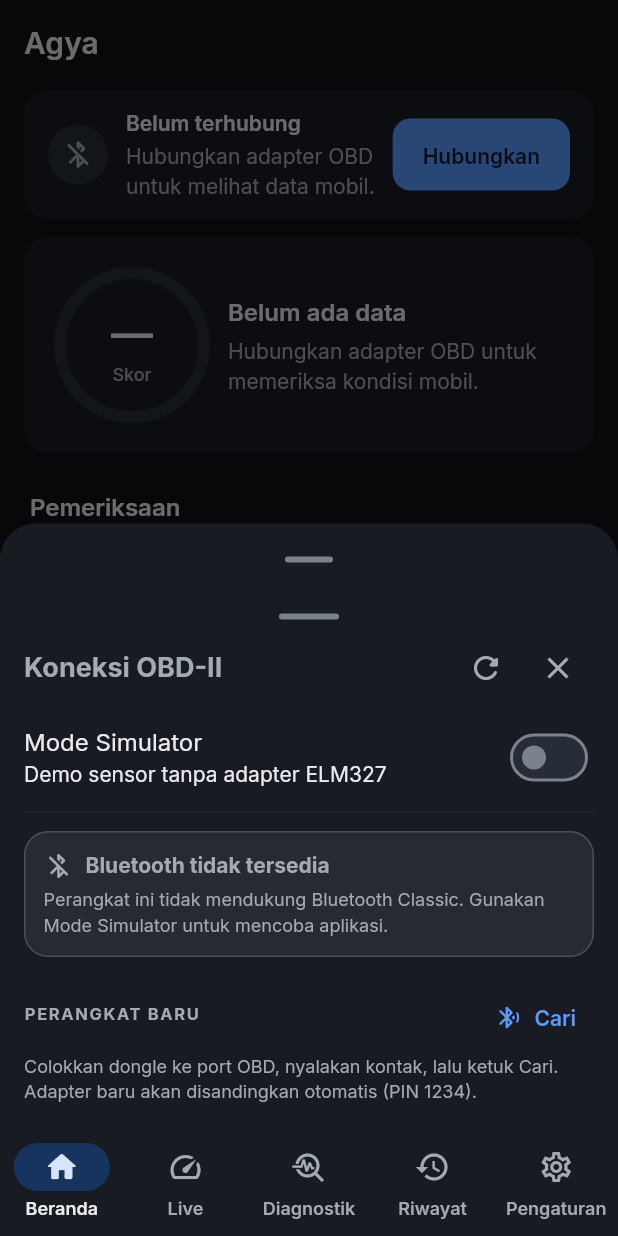
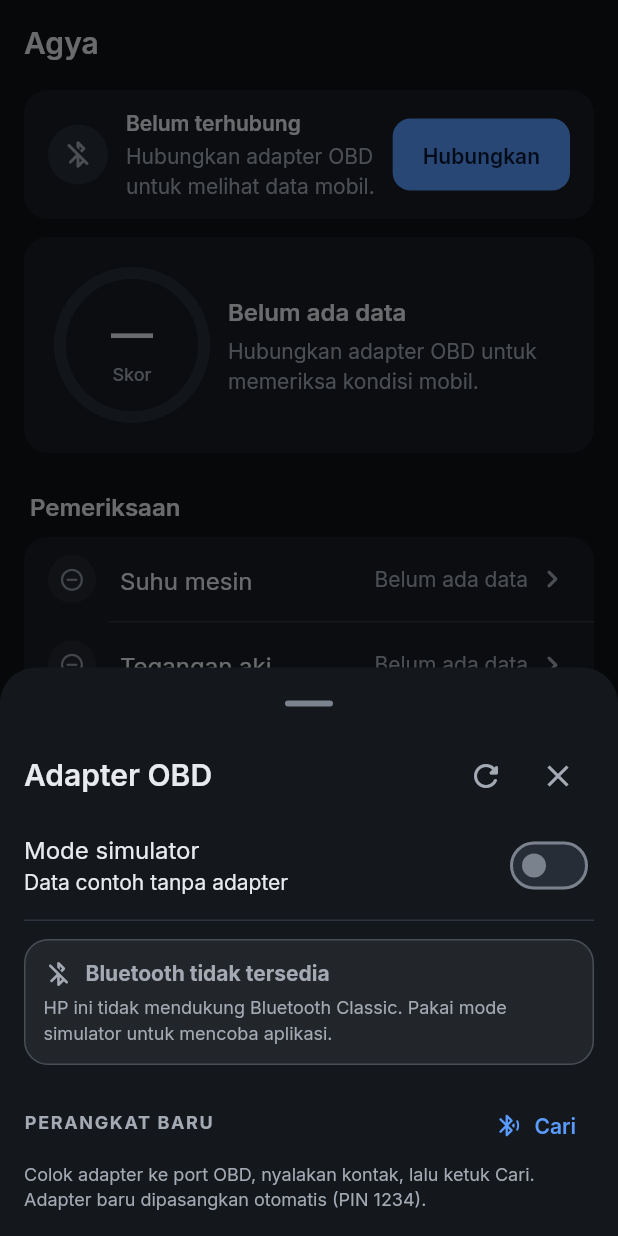
Before and after one commit to RulyOctareza/OBD-Scanner, a Flutter app: the HealthScreen screen opened by its route, after a tap on "Belum terhubung", on a phone screen of 412 x 824 dp. Run offline on Flutter 3.47's test engine with Material 3 defaults, Android fonts, the phone set to English and light mode, and no system bars; our stand-ins replace clock, drift, fl_chart, flutter_riverpod, go_router and 2 more; missing offline and left inert: dart:ffi; accounts and stored records are empty; generated files the repository leaves out were written again; project files that could hold a hidden picture were left out.

Commit message:
feat(ui): connection sheet in the redesign's tokens and words
Tokens and copy only; discovery timing, the discovery seam and the O2
rule are untouched. The sheet opens through showAppSheet (root
navigator, theme shape and drag handle, content above the system bars)
and its own handle goes; the title reads "Adapter OBD"; pairing is
"pasangkan" (Samsung's word) instead of "sandingkan", "dongle" becomes
"adapter", "Putus" becomes "Putuskan", and labels are sentence case.

Test literals follow: test/obd_link/discovery_sheet_test.dart (title
string only, written permission of d1ece387 in 7z6lfa #371) and
test/widget_test.dart (not-connected view). The connection sheet joins
the sheet layout matrix with status and navigation bars.

Co-Authored-By: Claude Opus 5.5 <noreply@anthropic.com>

```diff
--- a/lib/core/widgets/obd_connection_sheet.dart
+++ b/lib/core/widgets/obd_connection_sheet.dart
@@ -10,20 +10,15 @@ import '../constants/app_constants.dart';
 import '../bluetooth/bluetooth_access.dart';
 import '../bluetooth/obd_service.dart';
 import '../../features/settings/presentation/settings_provider.dart';
+import '../ui/app_sheet.dart';
 
 /// Shared OBD connection bottom sheet used across Health, Meter, Sensor,
 /// Diagnostics and Settings.
 Future<void> showObdConnectionSheet(BuildContext context, WidgetRef ref) {
-  return showModalBottomSheet(
+  // Root navigator, theme shape and drag handle, and the system bar insets
+  // all come from showAppSheet.
+  return showAppSheet<void>(
     context: context,
-    backgroundColor: AppColors.surface,
-    shape: const RoundedRectangleBorder(
-      borderRadius: BorderRadius.vertical(
-        top: Radius.circular(AppBorderRadius.xl),
-      ),
-    ),
-    isScrollControlled: true,
-    useSafeArea: true,
     builder: (_) => const _ObdConnectionSheet(),
   );
 }
@@ -211,9 +206,9 @@ class _ObdConnectionSheetState extends ConsumerState<_ObdConnectionSheet> {
         _found.remove(device.address);
       } else {
         _scanMessage = failure == null
-            ? 'Gagal menyandingkan ${device.name ?? device.address}. '
+            ? 'Gagal memasangkan ${device.name ?? device.address}. '
                   'Pastikan PIN benar (biasanya 1234 atau 0000) lalu coba lagi.'
-            : 'Gagal menyandingkan: $failure';
+            : 'Gagal memasangkan: $failure';
       }
     });
     if (paired) {
@@ -250,11 +245,10 @@ class _ObdConnectionSheetState extends ConsumerState<_ObdConnectionSheet> {
     });
 
     return Padding(
-      padding: EdgeInsets.only(
+      padding: const EdgeInsets.only(
         left: AppSpacing.lg,
         right: AppSpacing.lg,
-        top: AppSpacing.md,
-        bottom: MediaQuery.of(context).viewInsets.bottom + AppSpacing.lg,
+        bottom: AppSpacing.lg,
       ),
       child: ConstrainedBox(
         constraints: BoxConstraints(
@@ -264,23 +258,15 @@ class _ObdConnectionSheetState extends ConsumerState<_ObdConnectionSheet> {
           mainAxisSize: MainAxisSize.min,
           crossAxisAlignment: CrossAxisAlignment.stretch,
           children: [
-            Center(
-              child: Container(
-                width: 40,
-                height: 4,
-                decoration: BoxDecoration(
-                  color: AppColors.dragHandle,
-                  borderRadius: BorderRadius.circular(2),
-                ),
-              ),
-            ),
-            const SizedBox(height: AppSpacing.sm),
             Row(
               children: [
-                const Expanded(
-                  child: Text(
-                    'Koneksi OBD-II',
-                    style: TextStyle(fontSize: 18, fontWeight: FontWeight.bold),
+                Expanded(
+                  child: Semantics(
+                    header: true,
+                    child: Text(
+                      'Adapter OBD',
+                      style: Theme.of(context).textTheme.titleLarge,
+                    ),
                   ),
                 ),
                 if (!link.isSimulator)
@@ -303,16 +289,15 @@ class _ObdConnectionSheetState extends ConsumerState<_ObdConnectionSheet> {
                 children: [
                   SwitchListTile(
                     contentPadding: EdgeInsets.zero,
-                    title: const Text('Mode Simulator'),
-                    subtitle: const Text('Demo sensor tanpa adapter ELM327'),
+                    title: const Text('Mode simulator'),
+                    subtitle: const Text('Data contoh tanpa adapter'),
                     value: isSimulatorPref,
-                    activeThumbColor: AppColors.warning,
                     onChanged: (val) {
                       _stopScan();
                       ref.read(settingsProvider.notifier).setSimulatorMode(val);
                     },
                   ),
-                  const Divider(color: AppColors.card),
+                  const Divider(),
                   const SizedBox(height: AppSpacing.sm),
                   if (link.isSimulator)
                     const _SimulatorNotice()
@@ -359,7 +344,7 @@ class _ObdConnectionSheetState extends ConsumerState<_ObdConnectionSheet> {
             color: AppColors.danger,
             title: 'Gagal memuat perangkat Bluetooth',
             body: '$err',
-            actionLabel: 'Coba Lagi',
+            actionLabel: 'Coba lagi',
             onAction: () => ref.invalidate(obdDeviceListProvider),
           ),
           data: (list) {
@@ -372,12 +357,12 @@ class _ObdConnectionSheetState extends ConsumerState<_ObdConnectionSheet> {
             return Column(
               crossAxisAlignment: CrossAxisAlignment.stretch,
               children: [
-                const _SectionLabel('Adapter tersandingkan'),
+                const _SectionLabel('Adapter yang dipasangkan'),
                 if (list.likely.isEmpty)
                   const Padding(
                     padding: EdgeInsets.symmetric(vertical: AppSpacing.sm),
                     child: Text(
-                      'Belum ada adapter OBD yang tersandingkan. Cari perangkat '
+                      'Belum ada adapter OBD yang dipasangkan. Cari adapter '
                       'baru di bawah, atau pilih dari perangkat lain.',
                       style: TextStyle(
                         fontSize: 12,
@@ -480,8 +465,8 @@ class _ObdConnectionSheetState extends ConsumerState<_ObdConnectionSheet> {
         ),
         if (!_scanning && !_scanFinished && blocked == null)
           const Text(
-            'Colokkan dongle ke port OBD, nyalakan kontak, lalu ketuk Cari. '
-            'Adapter baru akan disandingkan otomatis (PIN 1234).',
+            'Colok adapter ke port OBD, nyalakan kontak, lalu ketuk Cari. '
+            'Adapter baru dipasangkan otomatis (PIN 1234).',
             style: TextStyle(fontSize: 12, color: AppColors.textSecondary),
           ),
         ?blocked,
@@ -496,7 +481,7 @@ class _ObdConnectionSheetState extends ConsumerState<_ObdConnectionSheet> {
           const Padding(
             padding: EdgeInsets.only(top: AppSpacing.xs),
             child: Text(
-              'Tidak ada perangkat baru ditemukan. Pastikan dongle terpasang '
+              'Tidak ada perangkat baru ditemukan. Pastikan adapter terpasang '
               'dan kontak ON. Di Android 11 ke bawah, aktifkan juga Lokasi '
               '(GPS).',
               style: TextStyle(fontSize: 12, color: AppColors.textSecondary),
@@ -529,15 +514,15 @@ class _ObdConnectionSheetState extends ConsumerState<_ObdConnectionSheet> {
           color: AppColors.textSecondary,
           title: 'Bluetooth tidak tersedia',
           body:
-              'Perangkat ini tidak mendukung Bluetooth Classic. Gunakan Mode '
-              'Simulator untuk mencoba aplikasi.',
+              'HP ini tidak mendukung Bluetooth Classic. Pakai mode '
+              'simulator untuk mencoba aplikasi.',
         );
       case BluetoothReadiness.bluetoothOff:
         return _NoticeCard(
           icon: Icons.bluetooth_disabled_rounded,
           color: AppColors.warning,
           title: 'Bluetooth mati',
-          body: 'Nyalakan Bluetooth untuk melihat dan menyambung adapter OBD.',
+          body: 'Nyalakan Bluetooth untuk melihat dan menghubungkan adapter OBD.',
           actionLabel: 'Nyalakan Bluetooth',
           onAction: () async {
             await BluetoothAccess.requestEnable();
@@ -551,7 +536,7 @@ class _ObdConnectionSheetState extends ConsumerState<_ObdConnectionSheet> {
           title: 'Izin Bluetooth diperlukan',
           body:
               'AutoCare butuh izin "Perangkat di sekitar" untuk menemukan dan '
-              'menyambung ke adapter OBD.',
+              'menghubungkan adapter OBD.',
           actionLabel: 'Izinkan',
           onAction: onResolved,
         );
@@ -586,7 +571,7 @@ class _SectionLabel extends StatelessWidget {
       child: Text(
         text.toUpperCase(),
         style: const TextStyle(
-          fontSize: 11,
+          fontSize: 12,
           fontWeight: FontWeight.bold,
           letterSpacing: 1.1,
           color: AppColors.textSecondary,
@@ -652,13 +637,13 @@ class _LinkStatusCardState extends State<_LinkStatusCard> {
               side: const BorderSide(color: AppColors.danger),
             ),
             onPressed: widget.onDisconnect,
-            child: const Text('Putus'),
+            child: const Text('Putuskan'),
           ),
         ];
       case ObdStatus.error:
         color = AppColors.danger;
         leading = const Icon(Icons.error_outline_rounded, color: AppColors.danger);
-        title = link.errorMessage ?? 'Koneksi gagal';
+        title = link.errorMessage ?? 'Gagal terhubung';
         subtitle = null;
         actions = [
           if (link.errorHelp != null)
@@ -669,7 +654,7 @@ class _LinkStatusCardState extends State<_LinkStatusCard> {
           if (widget.onRetry != null)
             FilledButton(
               onPressed: widget.onRetry,
-              child: const Text('Coba Lagi'),
+              child: const Text('Coba lagi'),
             ),
         ];
       case ObdStatus.disconnected:
@@ -794,7 +779,7 @@ class _DeviceTile extends StatelessWidget {
           visualDensity: VisualDensity.compact,
         ),
         onPressed: onDisconnect,
-        child: const Text('Putus'),
+        child: const Text('Putuskan'),
       );
     } else if (isConnecting) {
       trailing = const SizedBox(
@@ -834,7 +819,7 @@ class _DeviceTile extends StatelessWidget {
         ),
       ),
       title: Text(
-        device.name ?? 'Perangkat Tanpa Nama',
+        device.name ?? 'Perangkat tanpa nama',
         style: TextStyle(
           fontWeight: highlight ? FontWeight.w600 : FontWeight.normal,
         ),
@@ -883,13 +868,13 @@ class _DiscoveredTile extends StatelessWidget {
         ),
       ),
       title: Text(
-        device.name ?? 'Perangkat Tanpa Nama',
+        device.name ?? 'Perangkat tanpa nama',
         style: TextStyle(
           fontWeight: likely ? FontWeight.w600 : FontWeight.normal,
         ),
       ),
       subtitle: Text(
-        isPairing ? 'Menyandingkan…' : device.address,
+        isPairing ? 'Memasangkan…' : device.address,
         style: const TextStyle(fontSize: 12),
       ),
       trailing: isPairing
@@ -899,7 +884,7 @@ class _DiscoveredTile extends StatelessWidget {
               child: CircularProgressIndicator(strokeWidth: 2),
             )
           : const Text(
-              'Sandingkan',
+              'Pasangkan',
               style: TextStyle(
                 fontSize: 12,
                 fontWeight: FontWeight.w600,
@@ -996,7 +981,7 @@ class _SimulatorNotice extends StatelessWidget {
               Icon(Icons.science_rounded, color: AppColors.warning, size: 20),
               SizedBox(width: 8),
               Text(
-                'Mode Simulator Aktif',
+                'Mode simulator aktif',
                 style: TextStyle(
                   fontSize: 14,
                   fontWeight: FontWeight.bold,
@@ -1007,8 +992,8 @@ class _SimulatorNotice extends StatelessWidget {
           ),
           const SizedBox(height: 6),
           const Text(
-            'Aplikasi memakai data sensor demo. Matikan Mode Simulator di '
-            'atas untuk menyambung ke adapter ELM327.',
+            'Aplikasi memakai data contoh. Matikan mode simulator di '
+            'atas untuk menghubungkan adapter OBD.',
             style: TextStyle(fontSize: 12, color: AppColors.textSecondary),
           ),
           const SizedBox(height: 12),
@@ -1024,7 +1009,7 @@ class _SimulatorNotice extends StatelessWidget {
                 context.go('/settings');
               },
               icon: const Icon(Icons.settings_rounded, size: 18),
-              label: const Text('Pengaturan Simulator'),
+              label: const Text('Pengaturan simulator'),
             ),
           ),
         ],
@@ -1051,12 +1036,12 @@ class ObdNotConnectedView extends StatelessWidget {
 
     final String message;
     if (isConnecting) {
-      message = state.statusDetail ?? 'Menghubungkan ke adapter OBD-II...';
+      message = state.statusDetail ?? 'Menghubungkan ke adapter OBD…';
     } else if (isError) {
       message = state.errorMessage ?? 'Koneksi terakhir gagal.';
     } else {
       message =
-          'Hubungkan adapter ELM327 atau aktifkan mode simulator untuk melihat data live.';
+          'Hubungkan adapter OBD atau nyalakan mode simulator untuk melihat data live.';
     }
 
     return Center(
@@ -1072,7 +1057,7 @@ class ObdNotConnectedView extends StatelessWidget {
             ),
             const SizedBox(height: 16),
             const Text(
-              'Belum Terhubung ke Mobil',
+              'Belum terhubung ke mobil',
               style: TextStyle(
                 fontSize: 18,
                 fontWeight: FontWeight.bold,
@@ -1093,7 +1078,7 @@ class ObdNotConnectedView extends StatelessWidget {
               FilledButton.icon(
                 onPressed: onConnect,
                 icon: const Icon(Icons.bluetooth_searching_rounded),
-                label: Text(isError ? 'Coba Hubungkan Lagi' : 'Hubungkan OBD'),
+                label: Text(isError ? 'Coba hubungkan lagi' : 'Hubungkan'),
                 style: FilledButton.styleFrom(
                   backgroundColor: AppColors.primary,
                   padding: const EdgeInsets.symmetric(
```
Also changed, not shown: 3 other files.
